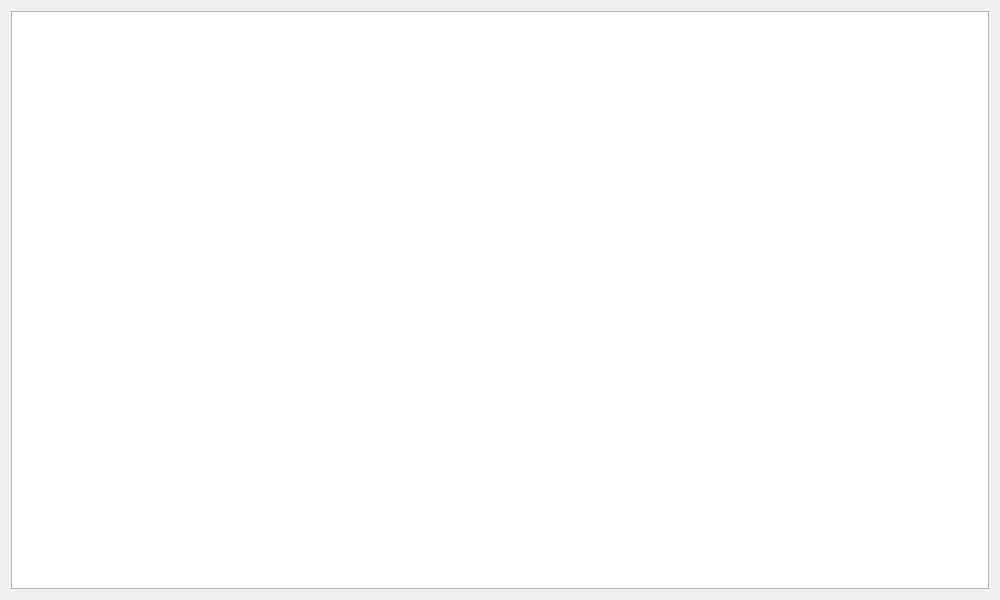
The window that DataBaseDemo/widget.ui (ZefinNg/MyQWidgetExamples) describes before a commit, drawn with Qt 5.
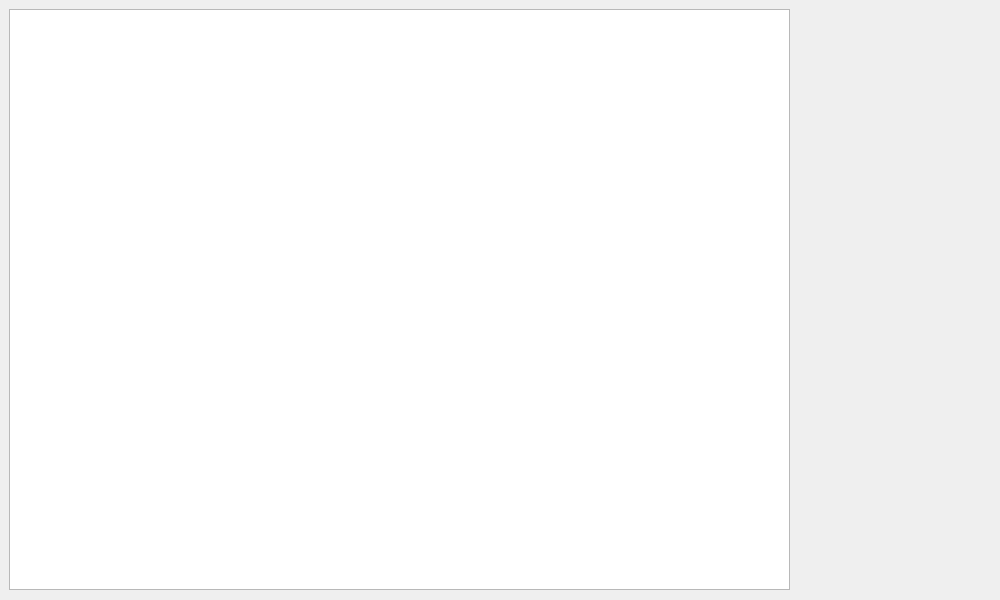
The same window after the commit.

Commit message: 添加显示数据库数据的函数

What changed in the file:
```diff
--- a/DataBaseDemo/widget.ui
+++ b/DataBaseDemo/widget.ui
@@ -13,11 +13,19 @@
   <property name="windowTitle">
    <string>Widget</string>
   </property>
-  <layout class="QGridLayout" name="gridLayout">
-   <item row="0" column="0">
-    <widget class="QTableWidget" name="mainTableWidget"/>
-   </item>
-  </layout>
+  <widget class="QTableWidget" name="mainTableWidget">
+   <property name="geometry">
+    <rect>
+     <x>9</x>
+     <y>9</y>
+     <width>781</width>
+     <height>581</height>
+    </rect>
+   </property>
+   <property name="textElideMode">
+    <enum>Qt::ElideRight</enum>
+   </property>
+  </widget>
  </widget>
  <layoutdefault spacing="6" margin="11"/>
  <resources/>
```
The commit also changes 2 other files.
